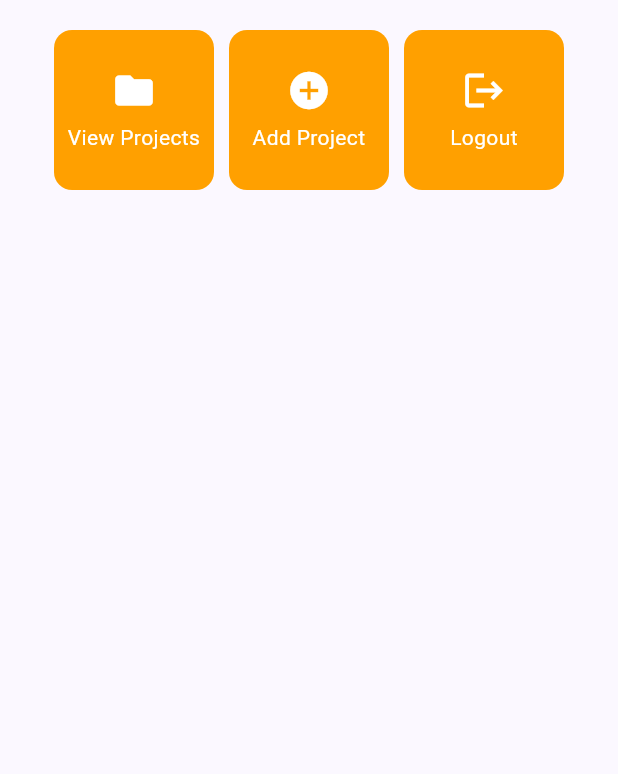
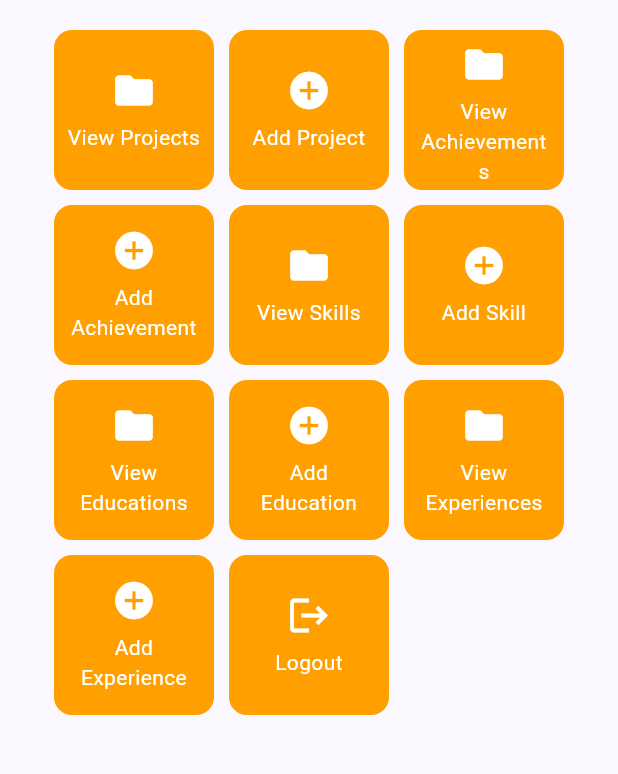
Before and after one commit to rayamg0101/myportofolio_mobile, a Flutter app: the screen it shows after launch, on a phone screen of 412 x 824 dp, the part 327-1101 px from its top. Run offline on Flutter 3.47's test engine with Material 3 defaults, Android fonts, the phone set to English and light mode, and no system bars.

Commit message:
Individual Assignment 7

```diff
--- a/lib/menu.dart
+++ b/lib/menu.dart
@@ -11,6 +11,14 @@ class MyHomePage extends StatelessWidget {
   final List<ItemHomepage> items = [
     ItemHomepage("View Projects", Icons.folder),
     ItemHomepage("Add Project", Icons.add_circle),
+    ItemHomepage("View Achievements", Icons.folder),
+    ItemHomepage("Add Achievement", Icons.add_circle),
+    ItemHomepage("View Skills", Icons.folder),
+    ItemHomepage("Add Skill", Icons.add_circle),
+    ItemHomepage("View Educations", Icons.folder),
+    ItemHomepage("Add Education", Icons.add_circle),
+    ItemHomepage("View Experiences", Icons.folder),
+    ItemHomepage("Add Experience", Icons.add_circle),
     ItemHomepage("Logout", Icons.logout),
   ];
 
```
Also changed, not shown: 1 other file.
